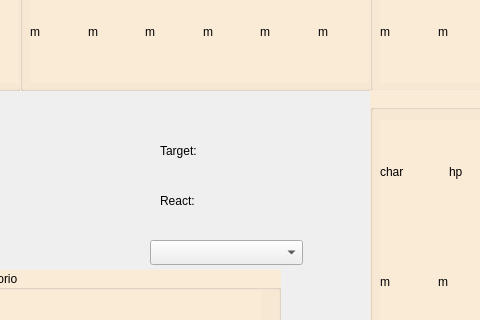
Qt form BANG-zapoctak/QBang/mainwindow.ui (damodarak/BANG) before a commit; both pictures show x 690 to 1170 and y 179 to 499 of the 1480 by 773 pixel window.
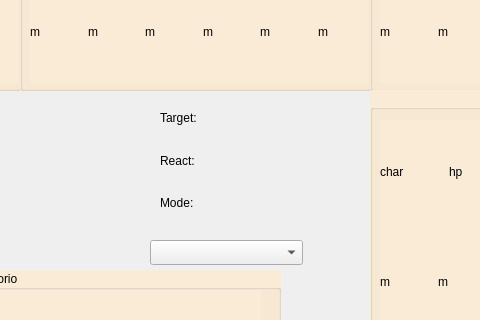
The same form after that commit.

Commit message: display mode in game, fix kulomet dead

```diff
--- a/BANG-zapoctak/QBang/mainwindow.ui
+++ b/BANG-zapoctak/QBang/mainwindow.ui
@@ -2577,15 +2577,17 @@
      <bool>true</bool>
     </property>
    </widget>
-   <widget class="QWidget" name="layoutWidget">
+   <widget class="QWidget" name="">
     <property name="geometry">
      <rect>
       <x>850</x>
-      <y>290</y>
-      <width>141</width>
-      <height>41</height>
+      <y>260</y>
+      <width>161</width>
+      <height>121</height>
      </rect>
     </property>
+    <layout class="QVBoxLayout" name="verticalLayout_4">
+     <item>
     <layout class="QHBoxLayout" name="horizontalLayout_17">
      <item>
       <widget class="QLabel" name="label">
@@ -2602,16 +2604,8 @@
       </widget>
      </item>
     </layout>
-   </widget>
-   <widget class="QWidget" name="layoutWidget_2">
-    <property name="geometry">
-     <rect>
-      <x>850</x>
-      <y>340</y>
-      <width>141</width>
-      <height>41</height>
-     </rect>
-    </property>
+     </item>
+     <item>
     <layout class="QHBoxLayout" name="horizontalLayout_18">
      <item>
       <widget class="QLabel" name="label_2">
@@ -2626,6 +2620,26 @@
         <string/>
        </property>
       </widget>
+       </item>
+      </layout>
+     </item>
+     <item>
+      <layout class="QHBoxLayout" name="horizontalLayout_19">
+       <item>
+        <widget class="QLabel" name="label_3">
+         <property name="text">
+          <string>Mode:</string>
+         </property>
+        </widget>
+       </item>
+       <item>
+        <widget class="QLabel" name="mode">
+         <property name="text">
+          <string/>
+         </property>
+        </widget>
+       </item>
+      </layout>
      </item>
     </layout>
    </widget>
```
Lines whose indentation alone changed are shown as unchanged. The commit also changes 5 other files.
